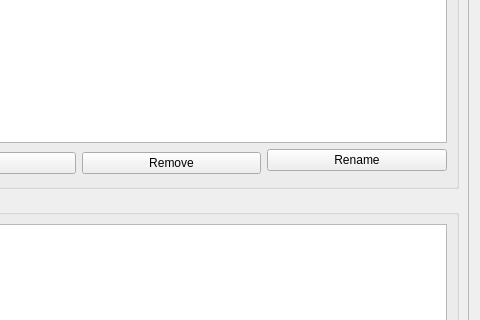
Qt form src/ui/settings.ui (the0demiurge/qdpt) before a commit; both pictures show x 137 to 617 and y 314 to 634 of the 617 by 960 pixel window.
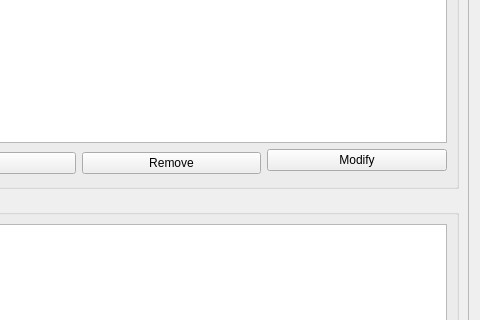
The same form after that commit. Icons and pictures are not drawn.

Diff of the .ui file:
```diff
--- a/src/ui/settings.ui
+++ b/src/ui/settings.ui
@@ -232,7 +232,7 @@
           <item row="1" column="2">
            <widget class="QPushButton" name="pushButton_5">
             <property name="text">
-             <string>Rename</string>
+             <string>Modify</string>
             </property>
            </widget>
           </item>
```
